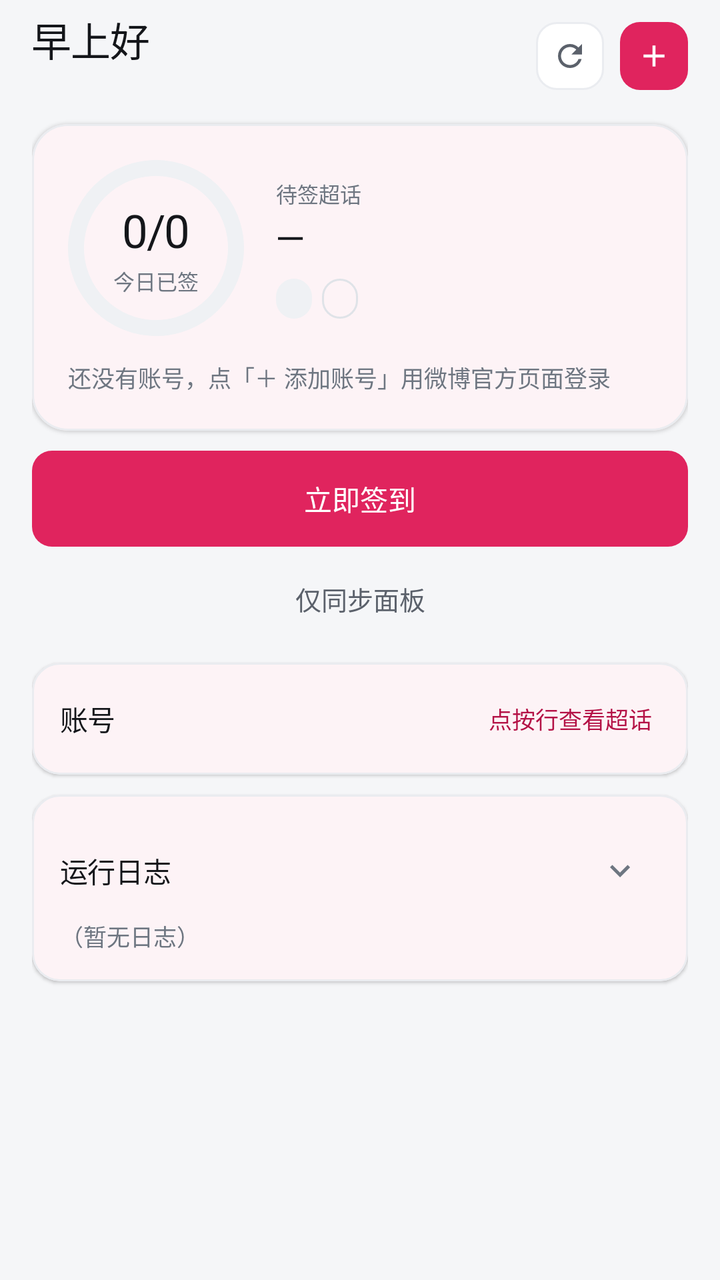
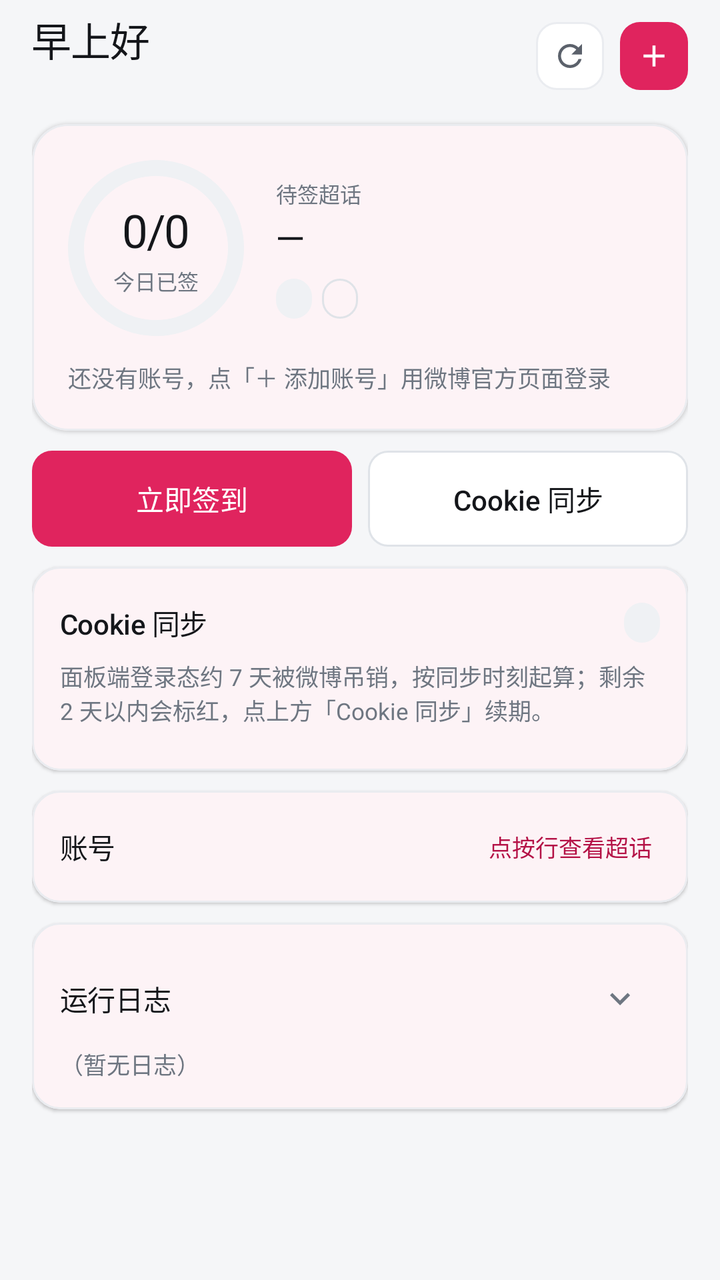

An Android layout rendered at two revisions. The XML below is the earlier revision; the diff shows what the commit changed to produce the second picture.
<!-- AndroidManifest.xml: application theme Theme.Wcm -->
<!-- res/layout/fragment_home.xml -->
<?xml version="1.0" encoding="utf-8"?>
<ScrollView xmlns:android="http://schemas.android.com/apk/res/android"
    xmlns:app="http://schemas.android.com/apk/res-auto"
    xmlns:tools="http://schemas.android.com/tools"
    android:layout_width="match_parent"
    android:layout_height="match_parent"
    android:fillViewport="true"
    android:scrollbars="none">

    <LinearLayout style="@style/Widget.Wcm.Page">

        
        <LinearLayout style="@style/Widget.Wcm.AppBar">

            <LinearLayout
                android:layout_width="0dp"
                android:layout_height="wrap_content"
                android:layout_weight="1"
                android:orientation="vertical">

                <TextView
                    android:id="@+id/tvGreeting"
                    style="@style/Widget.Wcm.Text.Display"
                    android:text="@string/greeting_morning" />

                <TextView
                    android:id="@+id/tvToday"
                    style="@style/Widget.Wcm.Text.Hint"
                    android:layout_marginTop="1dp" />
            </LinearLayout>

            
            <ImageButton
                android:id="@+id/btnRefreshTopics"
                style="@style/Widget.Wcm.IconButton"
                android:contentDescription="@string/btn_refresh_topics"
                android:src="@drawable/ic_refresh"
                app:tint="@color/ink_2" />

            
            <ImageButton
                android:id="@+id/btnAdd"
                style="@style/Widget.Wcm.IconButton"
                android:layout_marginStart="@dimen/sp_2"
                android:background="@drawable/bg_icon_button_brand"
                android:contentDescription="@string/cd_add_account"
                android:src="@drawable/ic_add"
                app:tint="@color/brand_on" />
        </LinearLayout>

        
        <com.google.android.material.card.MaterialCardView
            android:id="@+id/heroCard"
            style="@style/Widget.Wcm.Card.Hero"
            android:clickable="true"
            android:focusable="true"
            android:contentDescription="@string/nav_topics">

            <LinearLayout
                style="@style/Widget.Wcm.CardContent.Hero"
                android:orientation="vertical">

                
                <LinearLayout
                    android:layout_width="match_parent"
                    android:layout_height="wrap_content"
                    android:baselineAligned="false"
                    android:gravity="center_vertical"
                    android:orientation="horizontal">

                    
                    <FrameLayout
                        android:layout_width="@dimen/ring_size"
                        android:layout_height="@dimen/ring_size">

                        <com.google.android.material.progressindicator.CircularProgressIndicator
                            android:id="@+id/ringProgress"
                            android:layout_width="match_parent"
                            android:layout_height="match_parent"
                            android:layout_gravity="center"
                            android:indeterminate="false"
                            android:max="100"
                            android:progress="0"
                            app:indicatorColor="@color/brand"
                            app:indicatorDirectionCircular="clockwise"
                            app:indicatorSize="@dimen/ring_size"
                            app:trackColor="@color/surface_3"
                            app:trackCornerRadius="4dp"
                            app:trackThickness="@dimen/ring_thickness" />

                        <LinearLayout
                            android:layout_width="wrap_content"
                            android:layout_height="wrap_content"
                            android:layout_gravity="center"
                            android:gravity="center"
                            android:orientation="vertical">

                            <TextView
                                android:id="@+id/tvRingValue"
                                style="@style/Widget.Wcm.Text.Metric"
                                android:textAppearance="@style/TextAppearance.Wcm.MetricHero"
                                android:text="@string/home_ring_value_empty" />

                            <TextView
                                style="@style/Widget.Wcm.Text.Cap"
                                android:layout_marginTop="2dp"
                                android:text="@string/home_ring_label" />
                        </LinearLayout>
                    </FrameLayout>

                    <LinearLayout
                        android:layout_width="0dp"
                        android:layout_height="wrap_content"
                        android:layout_marginStart="@dimen/sp_4"
                        android:layout_weight="1"
                        android:orientation="vertical">

                        <TextView
                            style="@style/Widget.Wcm.Text.Cap"
                            android:text="@string/home_pending_label" />

                        <TextView
                            android:id="@+id/tvPendingMetric"
                            style="@style/Widget.Wcm.Text.Metric"
                            android:layout_marginTop="1dp"
                            android:text="@string/home_metric_empty" />

                        <LinearLayout
                            android:layout_width="match_parent"
                            android:layout_height="wrap_content"
                            android:layout_marginTop="@dimen/sp_2"
                            android:orientation="horizontal">

                            <TextView
                                android:id="@+id/tvPillAccounts"
                                style="@style/Widget.Wcm.Pill.Neutral"
                                android:layout_height="@dimen/pill_height_sm"
                                android:textSize="11sp" />

                            <TextView
                                android:id="@+id/tvPillPanel"
                                style="@style/Widget.Wcm.Pill.Line"
                                android:layout_height="@dimen/pill_height_sm"
                                android:layout_marginStart="@dimen/pill_gap"
                                android:textSize="11sp" />
                        </LinearLayout>
                    </LinearLayout>
                </LinearLayout>

                
                <TextView
                    android:id="@+id/tvSummary"
                    style="@style/Widget.Wcm.Text.Hint"
                    android:layout_marginTop="@dimen/sp_3"
                    android:text="@string/home_summary_empty" />
            </LinearLayout>
        </com.google.android.material.card.MaterialCardView>

        
        <com.google.android.material.button.MaterialButton
            android:id="@+id/btnCheckin"
            style="@style/Widget.Wcm.Button.Primary.Large"
            android:layout_width="match_parent"
            android:layout_marginTop="@dimen/card_gap"
            android:text="@string/btn_checkin" />

        <com.google.android.material.button.MaterialButton
            android:id="@+id/btnSync"
            style="@style/Widget.Wcm.Button.Text"
            android:layout_width="match_parent"
            android:layout_marginTop="@dimen/sp_1"
            android:text="@string/btn_sync" />

        
        <com.google.android.material.card.MaterialCardView
            style="@style/Widget.Wcm.Card">

            <LinearLayout style="@style/Widget.Wcm.CardContent">

                <LinearLayout style="@style/Widget.Wcm.CardHead">

                    <TextView
                        android:id="@+id/tvAccountsTitle"
                        style="@style/Widget.Wcm.Text.SectionTitle"
                        android:layout_width="0dp"
                        android:layout_weight="1"
                        android:text="@string/accounts_label" />

                    <TextView
                        style="@style/Widget.Wcm.Text.Link"
                        android:text="@string/home_row_hint_short" />
                </LinearLayout>

                <LinearLayout
                    android:id="@+id/accountList"
                    android:layout_width="match_parent"
                    android:layout_height="wrap_content"
                    android:orientation="vertical" />
            </LinearLayout>
        </com.google.android.material.card.MaterialCardView>

        
        <com.google.android.material.card.MaterialCardView
            style="@style/Widget.Wcm.Card">

            <LinearLayout style="@style/Widget.Wcm.CardContent">

                <LinearLayout
                    android:id="@+id/logHeader"
                    style="@style/Widget.Wcm.LogHeader"
                    android:contentDescription="@string/cd_log_collapsed">

                    <TextView
                        style="@style/Widget.Wcm.Text.SectionTitle"
                        android:layout_width="0dp"
                        android:layout_weight="1"
                        android:text="@string/log_label" />

                    <ImageButton
                        android:id="@+id/btnLogToggle"
                        style="@style/Widget.Wcm.IconButton.Row"
                        android:clickable="false"
                        android:focusable="false"
                        android:importantForAccessibility="no"
                        android:src="@drawable/ic_expand_more"
                        app:tint="@color/ink_3" />
                </LinearLayout>

                <TextView
                    android:id="@+id/tvLogSummary"
                    style="@style/Widget.Wcm.Text.Hint.SingleLine"
                    android:text="@string/log_empty" />

                
                <ScrollView
                    android:id="@+id/logScroll"
                    style="@style/Widget.Wcm.LogScroll"
                    android:visibility="gone"
                    tools:ignore="NestedScrolling">

                    <TextView
                        android:id="@+id/logView"
                        style="@style/Widget.Wcm.Text.Log"
                        android:text="@string/log_empty" />
                </ScrollView>
            </LinearLayout>
        </com.google.android.material.card.MaterialCardView>
    </LinearLayout>
</ScrollView>
<!-- resources referenced by this layout -->
<resources>
  <color name="brand">#E0245E</color>
  <color name="brand_on">#FFFFFF</color>
  <color name="ink_2">#5B616B</color>
  <color name="ink_3">#6E7681</color>
  <color name="surface_3">#EFF1F4</color>
  <dimen name="card_gap">10dp</dimen>
  <dimen name="pill_gap">5dp</dimen>
  <dimen name="pill_height_sm">20dp</dimen>
  <dimen name="ring_size">88dp</dimen>
  <dimen name="ring_thickness">8dp</dimen>
  <dimen name="sp_1">4dp</dimen>
  <dimen name="sp_2">8dp</dimen>
  <dimen name="sp_3">12dp</dimen>
  <dimen name="sp_4">16dp</dimen>
  <string name="accounts_label">账号</string>
  <string name="btn_checkin">立即签到</string>
  <string name="btn_refresh_topics">刷新超话</string>
  <string name="btn_sync">仅同步面板</string>
  <string name="cd_add_account">添加账号</string>
  <string name="cd_log_collapsed">运行日志，已收起，点按展开</string>
  <string name="greeting_morning">早上好</string>
  <string name="home_metric_empty">—</string>
  <string name="home_pending_label">待签超话</string>
  <string name="home_ring_label">今日已签</string>
  <string name="home_ring_value_empty">0/0</string>
  <string name="home_row_hint_short">点按行查看超话</string>
  <string name="home_summary_empty">还没有账号，点「＋ 添加账号」用微博官方页面登录</string>
  <string name="log_empty">（暂无日志）</string>
  <string name="log_label">运行日志</string>
  <string name="nav_topics">超话</string>
  <style name="Widget.Wcm.Button.Text" parent="Widget.Wcm.Button">
          <item name="backgroundTint">@android:color/transparent</item>
          <item name="android:textColor">@color/ink_2</item>
          <item name="iconTint">@color/ink_2</item>
          <item name="rippleColor">#0F000000</item>
      </style>
  <style name="Widget.Wcm.Card.Hero" parent="Widget.Wcm.Card">
          <item name="cardCornerRadius">@dimen/card_radius_hero</item>
      </style>
  <dimen name="radius_s">10dp</dimen>
  <dimen name="appbar_height">48dp</dimen>
  <dimen name="touch_min">48dp</dimen>
  <style name="TextAppearance.Wcm.Button.Large" parent="TextAppearance.Wcm.Button">
          <item name="android:textSize">14sp</item>
      </style>
  <dimen name="card_radius">14dp</dimen>
  <color name="surface">#FFFFFF</color>
  <color name="line">#EAECF0</color>
  <dimen name="card_radius_hero">18dp</dimen>
  <dimen name="card_padding">14dp</dimen>
  <dimen name="card_padding_hero">18dp</dimen>
  <dimen name="appbar_icon_button">34dp</dimen>
  <dimen name="log_window_height">200dp</dimen>
  <dimen name="page_padding_horizontal">16dp</dimen>
  <dimen name="page_padding_top">4dp</dimen>
  <dimen name="page_padding_bottom">24dp</dimen>
  <color name="ink">#14161A</color>
  <color name="brand_strong">#B41246</color>
  <color name="brand_soft">#FDECF1</color>
  <color name="bg">#F5F6F8</color>
  <color name="surface_2">#F7F8FA</color>
  <color name="line_2">#DFE3E8</color>
  <color name="danger">#B42318</color>
  <color name="danger_soft">#FDECEA</color>
  <color name="danger_text">#B42318</color>
  <dimen name="btn_height">44dp</dimen>
  <dimen name="icon_size_small">20dp</dimen>
  <dimen name="pill_height">23dp</dimen>
  <dimen name="pill_padding_horizontal">9dp</dimen>
  <dimen name="radius_full">999dp</dimen>
  <color name="console_ink">#C8D0DB</color>
  <dimen name="radius_m">14dp</dimen>
  <dimen name="radius_l">18dp</dimen>
  <color name="console_bg">#0E1116</color>
  <dimen name="radius_xl">24dp</dimen>
  <!-- unchanged entries left out for length: 47 -->
</resources>

<!-- the commit's change to res/layout/fragment_home.xml (unified diff, before → after) -->
@@ -157,19 +157,74 @@
         </com.google.android.material.card.MaterialCardView>
 
         
-        <com.google.android.material.button.MaterialButton
-            android:id="@+id/btnCheckin"
-            style="@style/Widget.Wcm.Button.Primary.Large"
+        <LinearLayout
+            android:id="@+id/actionRow"
             android:layout_width="match_parent"
+            android:layout_height="wrap_content"
             android:layout_marginTop="@dimen/card_gap"
-            android:text="@string/btn_checkin" />
-
-        <com.google.android.material.button.MaterialButton
-            android:id="@+id/btnSync"
-            style="@style/Widget.Wcm.Button.Text"
-            android:layout_width="match_parent"
-            android:layout_marginTop="@dimen/sp_1"
-            android:text="@string/btn_sync" />
+            android:baselineAligned="false"
+            android:orientation="horizontal">
+
+            <com.google.android.material.button.MaterialButton
+                android:id="@+id/btnCheckin"
+                style="@style/Widget.Wcm.Button.Primary.Large"
+                android:layout_width="0dp"
+                android:layout_weight="1"
+                android:text="@string/btn_checkin" />
+
+            <com.google.android.material.button.MaterialButton
+                android:id="@+id/btnSync"
+                style="@style/Widget.Wcm.Button.Secondary.Large"
+                android:layout_width="0dp"
+                android:layout_marginStart="@dimen/sp_2"
+                android:layout_weight="1"
+                android:text="@string/btn_sync" />
+        </LinearLayout>
+
+        
+        <com.google.android.material.card.MaterialCardView
+            android:id="@+id/syncCard"
+            style="@style/Widget.Wcm.Card">
+
+            <LinearLayout style="@style/Widget.Wcm.CardContent">
+
+                <LinearLayout style="@style/Widget.Wcm.CardHead">
+
+                    <TextView
+                        android:id="@+id/tvSyncTitle"
+                        style="@style/Widget.Wcm.Text.SectionTitle"
+                        android:layout_width="0dp"
+                        android:layout_weight="1"
+                        android:text="@string/sync_card_title" />
+
+                    <TextView
+                        android:id="@+id/tvSyncPill"
+                        style="@style/Widget.Wcm.Pill.Neutral"
+                        android:layout_height="@dimen/pill_height_sm"
+                        android:textSize="11sp" />
+                </LinearLayout>
+
+                <TextView
+                    android:id="@+id/tvSyncHint"
+                    style="@style/Widget.Wcm.Text.Hint"
+                    android:layout_marginTop="@dimen/sp_1"
+                    android:text="@string/sync_card_hint" />
+
+                <LinearLayout
+                    android:id="@+id/cookieList"
+                    android:layout_width="match_parent"
+                    android:layout_height="wrap_content"
+                    android:layout_marginTop="@dimen/sp_2"
+                    android:orientation="vertical" />
+
+                <TextView
+                    android:id="@+id/tvSyncConfig"
+                    style="@style/Widget.Wcm.Text.Link"
+                    android:layout_marginTop="@dimen/sp_2"
+                    android:text="@string/sync_card_config"
+                    android:visibility="gone" />
+            </LinearLayout>
+        </com.google.android.material.card.MaterialCardView>
 
         
         <com.google.android.material.card.MaterialCardView
<!-- resource entries referenced after the edit -->
@@ -17,7 +17,7 @@
   <string name="accounts_label">账号</string>
   <string name="btn_checkin">立即签到</string>
   <string name="btn_refresh_topics">刷新超话</string>
-  <string name="btn_sync">仅同步面板</string>
+  <string name="btn_sync">Cookie 同步</string>
   <string name="cd_add_account">添加账号</string>
   <string name="cd_log_collapsed">运行日志，已收起，点按展开</string>
   <string name="greeting_morning">早上好</string>
@@ -30,11 +30,13 @@
   <string name="log_empty">（暂无日志）</string>
   <string name="log_label">运行日志</string>
   <string name="nav_topics">超话</string>
-  <style name="Widget.Wcm.Button.Text" parent="Widget.Wcm.Button">
-          <item name="backgroundTint">@android:color/transparent</item>
-          <item name="android:textColor">@color/ink_2</item>
-          <item name="iconTint">@color/ink_2</item>
-          <item name="rippleColor">#0F000000</item>
+  <string name="sync_card_config">去设置配置面板 ›</string>
+  <string name="sync_card_hint">面板端登录态约 7 天被微博吊销，按同步时刻起算；剩余 2 天以内会标红，点上方「Cookie 同步」续期。</string>
+  <string name="sync_card_title">Cookie 同步</string>
+  <style name="Widget.Wcm.Button.Secondary.Large" parent="Widget.Wcm.Button.Secondary">
+          <item name="android:layout_height">@dimen/touch_min</item>
+          <item name="android:minHeight">@dimen/touch_min</item>
+          <item name="android:textAppearance">@style/TextAppearance.Wcm.Button.Large</item>
       </style>
   <style name="Widget.Wcm.Card.Hero" parent="Widget.Wcm.Card">
           <item name="cardCornerRadius">@dimen/card_radius_hero</item>
@@ -44,6 +46,14 @@
   <dimen name="touch_min">48dp</dimen>
   <style name="TextAppearance.Wcm.Button.Large" parent="TextAppearance.Wcm.Button">
           <item name="android:textSize">14sp</item>
+      </style>
+  <style name="Widget.Wcm.Button.Secondary" parent="Widget.Wcm.Button">
+          <item name="backgroundTint">@color/surface</item>
+          <item name="strokeColor">@color/line_2</item>
+          <item name="strokeWidth">1dp</item>
+          <item name="android:textColor">@color/ink</item>
+          <item name="iconTint">@color/ink_2</item>
+          <item name="rippleColor">#0F000000</item>
       </style>
   <dimen name="card_radius">14dp</dimen>
   <color name="surface">#FFFFFF</color>
